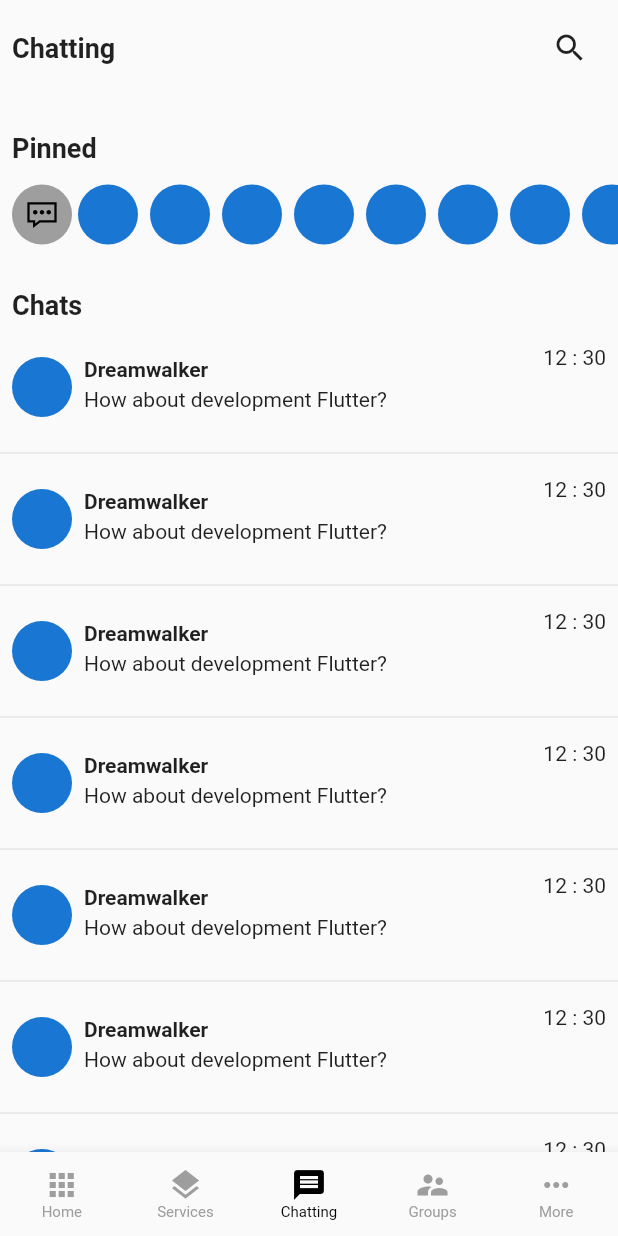
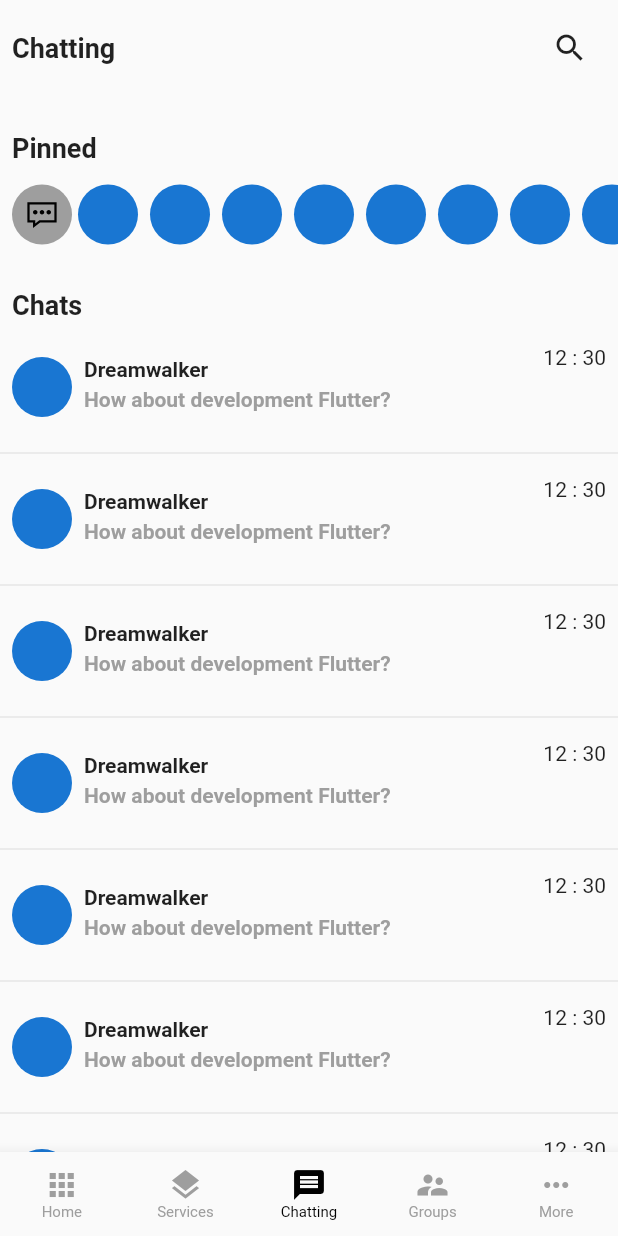
Before and after one commit to JAICHANGPARK/flutter_notebook_15th_story, a Flutter app: the screen it shows after launch, item 3 of the bottom bar chosen, on a phone screen of 412 x 824 dp. Run offline on Flutter 3.47's test engine with Material 2 defaults, Android fonts, the phone set to English and light mode, and no system bars; our stand-ins replace badges, fl_chart, freezed_annotation, line_icons, percent_indicator; generated files the repository leaves out were written again.

Commit message:
Update trapay_chatting_page.dart

```diff
--- a/lib/ep943_trapay_app/src/screen/trapay_chatting_page.dart
+++ b/lib/ep943_trapay_app/src/screen/trapay_chatting_page.dart
@@ -111,7 +111,9 @@ class _TrapayChattingPageState extends State<TrapayChattingPage> {
                               style: TextStyle(fontWeight: FontWeight.bold),
                             ),
                             SizedBox(height: 4,),
-                            Text("How about development Flutter?"),
+                            Text("How about development Flutter?",
+                              style: TextStyle(fontWeight: FontWeight.bold,
+                              color: Colors.grey),),
                           ],
                         ),
                       ),
```
